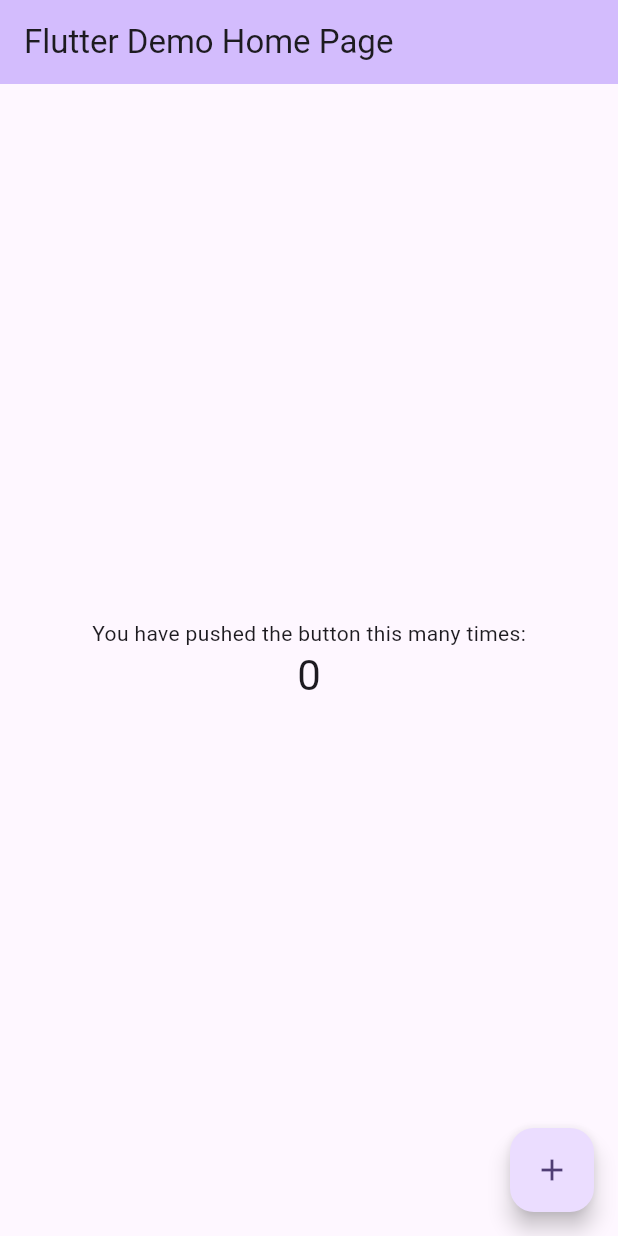
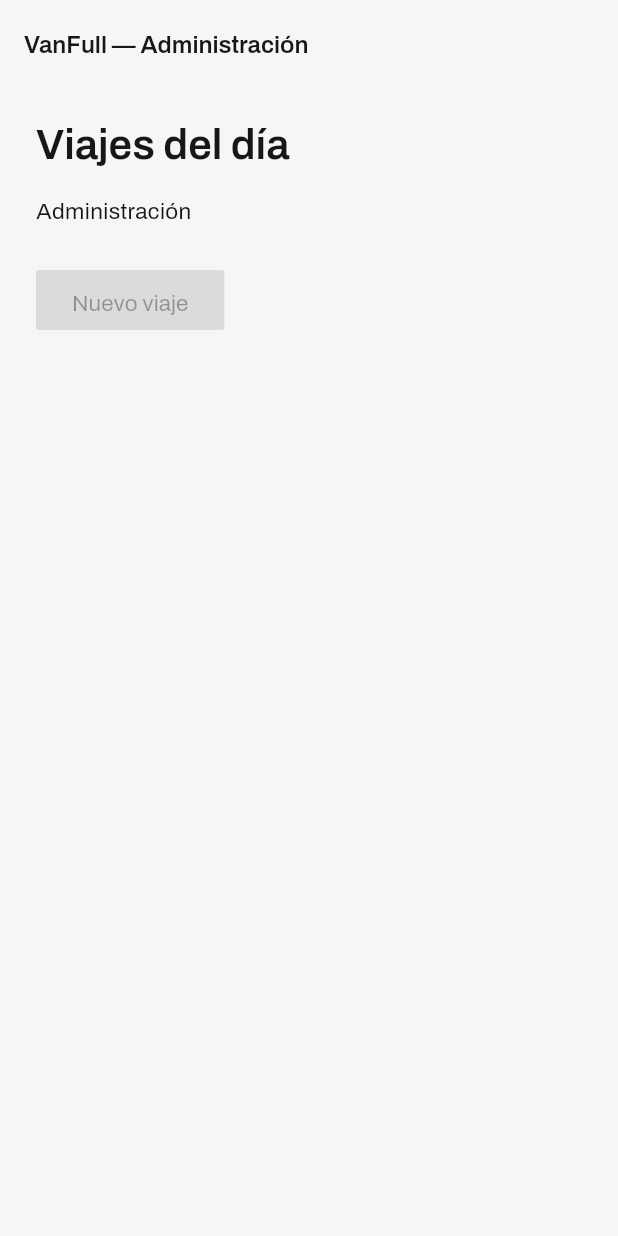
Before and after one commit to Martiherenu1/ProyectoVanFull, a Flutter app: the screen it shows after launch, on a phone screen of 412 x 824 dp. Run offline on Flutter 3.47's test engine with Material 3 defaults, Android fonts, the light colour scheme and no system bars; our stand-ins replace google_fonts.

Commit message:
feat(comun): implementar tema visual compartido VanFull (#46)

```diff
--- /dev/null
+++ b/frontend/lib/core/theme/app_colors.dart
@@ -0,0 +1,37 @@
+
+import 'package:flutter/material.dart';
+
+/// Colores compartidos de VanFull.
+/// Fuente: 08-Brief-de-Diseno-UI.md, sección 5.1.
+abstract final class AppColors {
+  // Marca
+  static const Color gold = Color(0xFFD9A521);
+  static const Color goldPressed = Color(0xFFB3891C);
+  static const Color goldText = Color(0xFF8C6A15);
+
+  // Neutros
+  static const Color ink950 = Color(0xFF0E0E10);
+  static const Color ink900 = Color(0xFF17171A);
+  static const Color ink800 = Color(0xFF1F1F22);
+  static const Color ink700 = Color(0xFF2B2B2E);
+  static const Color ink600 = Color(0xFF414143);
+  static const Color ink500 = Color(0xFF5F5F61);
+  static const Color ink400 = Color(0xFF8A8A8D);
+  static const Color ink300 = Color(0xFFB4B4B7);
+  static const Color ink200 = Color(0xFFD5D6D8);
+  static const Color ink100 = Color(0xFFEAEBED);
+  static const Color ink050 = Color(0xFFF5F6F7);
+  static const Color paper = Color(0xFFFFFFFF);
+
+  // Estados sobre fondo oscuro
+  static const Color okDark = Color(0xFF358C5A);
+  static const Color alertDark = Color(0xFFD64F40);
+  static const Color waitDark = Color(0xFF5C809E);
+  static const Color staleDark = Color(0xFF947A4D);
+
+  // Estados sobre fondo claro
+  static const Color okLight = Color(0xFF2F7D50);
+  static const Color alertLight = Color(0xFFBF4739);
+  static const Color waitLight = Color(0xFF51728C);
+  static const Color staleLight = Color(0xFF826B44);
+}
--- /dev/null
+++ b/frontend/lib/core/theme/app_spacing.dart
@@ -0,0 +1,26 @@
+
+/// Espaciados y dimensiones compartidas de VanFull.
+/// Fuente: 08-Brief-de-Diseno-UI.md, sección 5.3.
+abstract final class AppSpacing {
+  // Escala de espaciado: múltiplos de 4 px.
+  static const double xs = 4;
+  static const double sm = 8;
+  static const double md = 12;
+  static const double lg = 16;
+  static const double xl = 24;
+  static const double xxl = 32;
+  static const double xxxl = 48;
+
+  // Bordes y formas.
+  static const double borderRadius = 2;
+  static const double borderWidth = 1;
+
+  // Altura de filas por tipo de usuario.
+  static const double passengerRowHeight = 48;
+  static const double driverRowHeight = 64;
+  static const double adminRowHeight = 36;
+
+  // Tamaños mínimos de interacción táctil.
+  static const double touchTarget = 48;
+  static const double driverTouchTarget = 64;
+}
--- /dev/null
+++ b/frontend/lib/core/theme/app_theme.dart
@@ -0,0 +1,107 @@
+
+import 'package:flutter/material.dart';
+
+import 'app_colors.dart';
+import 'app_typography.dart';
+
+/// Temas visuales compartidos de VanFull.
+/// Fuente: 08-Brief-de-Diseno-UI.md.
+abstract final class AppTheme {
+  static ThemeData get passenger => _darkTheme();
+
+  static ThemeData get driver => _darkTheme();
+
+  static ThemeData get admin => _lightTheme();
+
+  static ThemeData _darkTheme() {
+    return _buildTheme(
+      brightness: Brightness.dark,
+      background: AppColors.ink950,
+      surface: AppColors.ink800,
+      foreground: AppColors.ink100,
+      secondaryText: AppColors.ink400,
+      border: AppColors.ink700,
+    );
+  }
+
+  static ThemeData _lightTheme() {
+    return _buildTheme(
+      brightness: Brightness.light,
+      background: AppColors.ink050,
+      surface: AppColors.paper,
+      foreground: AppColors.ink900,
+      secondaryText: AppColors.ink600,
+      border: AppColors.ink200,
+    );
+  }
+
+  static ThemeData _buildTheme({
+    required Brightness brightness,
+    required Color background,
+    required Color surface,
+    required Color foreground,
+    required Color secondaryText,
+    required Color border,
+  }) {
+    final colorScheme = ColorScheme.fromSeed(
+      seedColor: AppColors.gold,
+      brightness: brightness,
+      surface: surface,
+    ).copyWith(
+      primary: AppColors.gold,
+      onPrimary: AppColors.ink900,
+      surface: surface,
+      onSurface: foreground,
+      outline: border,
+    );
+
+    return ThemeData(
+      useMaterial3: true,
+      brightness: brightness,
+      colorScheme: colorScheme,
+      scaffoldBackgroundColor: background,
+      textTheme: TextTheme(
+        displayLarge: AppTypography.display.copyWith(color: foreground),
+        headlineLarge: AppTypography.h1.copyWith(color: foreground),
+        headlineMedium: AppTypography.h2.copyWith(color: foreground),
+        headlineSmall: AppTypography.h3.copyWith(color: foreground),
+        bodyLarge: AppTypography.body.copyWith(color: foreground),
+        bodyMedium: AppTypography.body.copyWith(color: foreground),
+        bodySmall: AppTypography.small.copyWith(color: secondaryText),
+        labelSmall: AppTypography.micro.copyWith(color: secondaryText),
+        titleMedium: AppTypography.data.copyWith(color: foreground),
+      ),
+      appBarTheme: AppBarTheme(
+        backgroundColor: background,
+        foregroundColor: foreground,
+        elevation: 0,
+        scrolledUnderElevation: 0,
+        titleTextStyle: AppTypography.h3.copyWith(color: foreground),
+      ),
+      cardTheme: CardThemeData(
+        color: surface,
+        elevation: 0,
+        shape: RoundedRectangleBorder(
+          side: BorderSide(color: border),
+          borderRadius: BorderRadius.circular(2),
+        ),
+      ),
+      elevatedButtonTheme: ElevatedButtonThemeData(
+        style: ElevatedButton.styleFrom(
+          backgroundColor: AppColors.gold,
+          foregroundColor: AppColors.ink900,
+          elevation: 0,
+          shape: RoundedRectangleBorder(
+            borderRadius: BorderRadius.circular(2),
+          ),
+          textStyle: AppTypography.body,
+        ),
+      ),
+      dividerTheme: DividerThemeData(
+        color: border,
+        thickness: 1,
+        space: 1,
+      ),
+    );
+  }
+}
--- /dev/null
+++ b/frontend/lib/core/theme/app_typography.dart
@@ -0,0 +1,62 @@
+
+import 'package:flutter/material.dart';
+import 'package:google_fonts/google_fonts.dart';
+
+/// Tipografía compartida de VanFull.
+/// Fuente: 08-Brief-de-Diseno-UI.md, sección 5.2.
+/// Fuentes propuestas, pendientes de confirmación.
+abstract final class AppTypography {
+  // Dato dominante: ETA, cupo, horario, saldo.
+  static TextStyle get display => GoogleFonts.ibmPlexMono(
+    fontSize: 44,
+    height: 48 / 44,
+    fontWeight: FontWeight.w500,
+  );
+
+  // Títulos.
+  static TextStyle get h1 => GoogleFonts.archivo(
+    fontSize: 28,
+    height: 34 / 28,
+    fontWeight: FontWeight.w600,
+  );
+
+  static TextStyle get h2 => GoogleFonts.archivo(
+    fontSize: 20,
+    height: 26 / 20,
+    fontWeight: FontWeight.w600,
+  );
+
+  static TextStyle get h3 => GoogleFonts.archivo(
+    fontSize: 16,
+    height: 22 / 16,
+    fontWeight: FontWeight.w600,
+  );
+
+  // Texto normal.
+  static TextStyle get body => GoogleFonts.archivo(
+    fontSize: 15,
+    height: 22 / 15,
+    fontWeight: FontWeight.w400,
+  );
+
+  static TextStyle get small => GoogleFonts.archivo(
+    fontSize: 13,
+    height: 18 / 13,
+    fontWeight: FontWeight.w400,
+  );
+
+  // Etiquetas operativas en mayúsculas.
+  static TextStyle get micro => GoogleFonts.archivo(
+    fontSize: 11,
+    height: 14 / 11,
+    fontWeight: FontWeight.w600,
+    letterSpacing: 0.88,
+  );
+
+  // Números alineados en listas y tablas.
+  static TextStyle get data => GoogleFonts.ibmPlexMono(
+    fontSize: 15,
+    height: 20 / 15,
+    fontWeight: FontWeight.w400,
+  );
+}
--- a/frontend/lib/main.dart
+++ b/frontend/lib/main.dart
@@ -1,122 +1,61 @@
+
 import 'package:flutter/material.dart';
 
+import 'core/theme/app_theme.dart';
+
 void main() {
-  runApp(const MyApp());
+  runApp(const VanFullApp());
 }
 
-class MyApp extends StatelessWidget {
-  const MyApp({super.key});
+class VanFullApp extends StatelessWidget {
+  const VanFullApp({super.key});
 
-  // This widget is the root of your application.
   @override
   Widget build(BuildContext context) {
     return MaterialApp(
-      title: 'Flutter Demo',
-      theme: ThemeData(
-        // This is the theme of your application.
-        //
-        // TRY THIS: Try running your application with "flutter run". You'll see
-        // the application has a purple toolbar. Then, without quitting the app,
-        // try changing the seedColor in the colorScheme below to Colors.green
-        // and then invoke "hot reload" (save your changes or press the "hot
-        // reload" button in a Flutter-supported IDE, or press "r" if you used
-        // the command line to start the app).
-        //
-        // Notice that the counter didn't reset back to zero; the application
-        // state is not lost during the reload. To reset the state, use hot
-        // restart instead.
-        //
-        // This works for code too, not just values: Most code changes can be
-        // tested with just a hot reload.
-        colorScheme: .fromSeed(seedColor: Colors.deepPurple),
-      ),
-      home: const MyHomePage(title: 'Flutter Demo Home Page'),
+      title: 'VanFull',
+      debugShowCheckedModeBanner: false,
+      theme: AppTheme.admin,
+      home: const ThemePreview(),
     );
   }
 }
 
-class MyHomePage extends StatefulWidget {
-  const MyHomePage({super.key, required this.title});
-
-  // This widget is the home page of your application. It is stateful, meaning
-  // that it has a State object (defined below) that contains fields that affect
-  // how it looks.
-
-  // This class is the configuration for the state. It holds the values (in this
-  // case the title) provided by the parent (in this case the App widget) and
-  // used by the build method of the State. Fields in a Widget subclass are
-  // always marked "final".
-
-  final String title;
-
-  @override
-  State<MyHomePage> createState() => _MyHomePageState();
-}
-
-class _MyHomePageState extends State<MyHomePage> {
-  int _counter = 0;
-
-  void _incrementCounter() {
-    setState(() {
-      // This call to setState tells the Flutter framework that something has
-      // changed in this State, which causes it to rerun the build method below
-      // so that the display can reflect the updated values. If we changed
-      // _counter without calling setState(), then the build method would not be
-      // called again, and so nothing would appear to happen.
-      _counter++;
-    });
-  }
+/// Vista temporal para comprobar el diseño visual.
+/// No representa todavía el CU-018.
+class ThemePreview extends StatelessWidget {
+  const ThemePreview({super.key});
 
   @override
   Widget build(BuildContext context) {
-    // This method is rerun every time setState is called, for instance as done
-    // by the _incrementCounter method above.
-    //
-    // The Flutter framework has been optimized to make rerunning build methods
-    // fast, so that you can just rebuild anything that needs updating rather
-    // than having to individually change instances of widgets.
+    final textTheme = Theme.of(context).textTheme;
+
     return Scaffold(
       appBar: AppBar(
-        // TRY THIS: Try changing the color here to a specific color (to
-        // Colors.amber, perhaps?) and trigger a hot reload to see the AppBar
-        // change color while the other colors stay the same.
-        backgroundColor: Theme.of(context).colorScheme.inversePrimary,
-        // Here we take the value from the MyHomePage object that was created by
-        // the App.build method, and use it to set our appbar title.
-        title: Text(widget.title),
+        title: const Text('VanFull — Administración'),
       ),
-      body: Center(
-        // Center is a layout widget. It takes a single child and positions it
-        // in the middle of the parent.
+      body: Padding(
+        padding: const EdgeInsets.all(24),
         child: Column(
-          // Column is also a layout widget. It takes a list of children and
-          // arranges them vertically. By default, it sizes itself to fit its
-          // children horizontally, and tries to be as tall as its parent.
-          //
-          // Column has various properties to control how it sizes itself and
-          // how it positions its children. Here we use mainAxisAlignment to
-          // center the children vertically; the main axis here is the vertical
-          // axis because Columns are vertical (the cross axis would be
-          // horizontal).
-          //
-          // TRY THIS: Invoke "debug painting" (choose the "Toggle Debug Paint"
-          // action in the IDE, or press "p" in the console), to see the
-          // wireframe for each widget.
-          mainAxisAlignment: .center,
+          crossAxisAlignment: CrossAxisAlignment.start,
           children: [
-            const Text('You have pushed the button this many times:'),
             Text(
-              '$_counter',
-              style: Theme.of(context).textTheme.headlineMedium,
+              'Viajes del día',
+              style: textTheme.headlineLarge,
+            ),
+            const SizedBox(height: 16),
+            Text(
+              'Administración',
+              style: textTheme.bodyMedium,
+            ),
+            const SizedBox(height: 24),
+            ElevatedButton(
+              onPressed: null,
+              child: const Text('Nuevo viaje'),
             ),
           ],
         ),
       ),
-      floatingActionButton: FloatingActionButton(
-        onPressed: _incrementCounter,
-        tooltip: 'Increment',
-        child: const Icon(Icons.add),
-      ),
     );
   }
 }
--- a/frontend/pubspec.yaml
+++ b/frontend/pubspec.yaml
@@ -34,6 +34,7 @@ dependencies:
   # The following adds the Cupertino Icons font to your application.
   # Use with the CupertinoIcons class for iOS style icons.
   cupertino_icons: ^1.0.8
+  google_fonts: ^9.0.0
 
 dev_dependencies:
   flutter_test:
```
Also changed, not shown: frontend/pubspec.lock, 1 other file.
